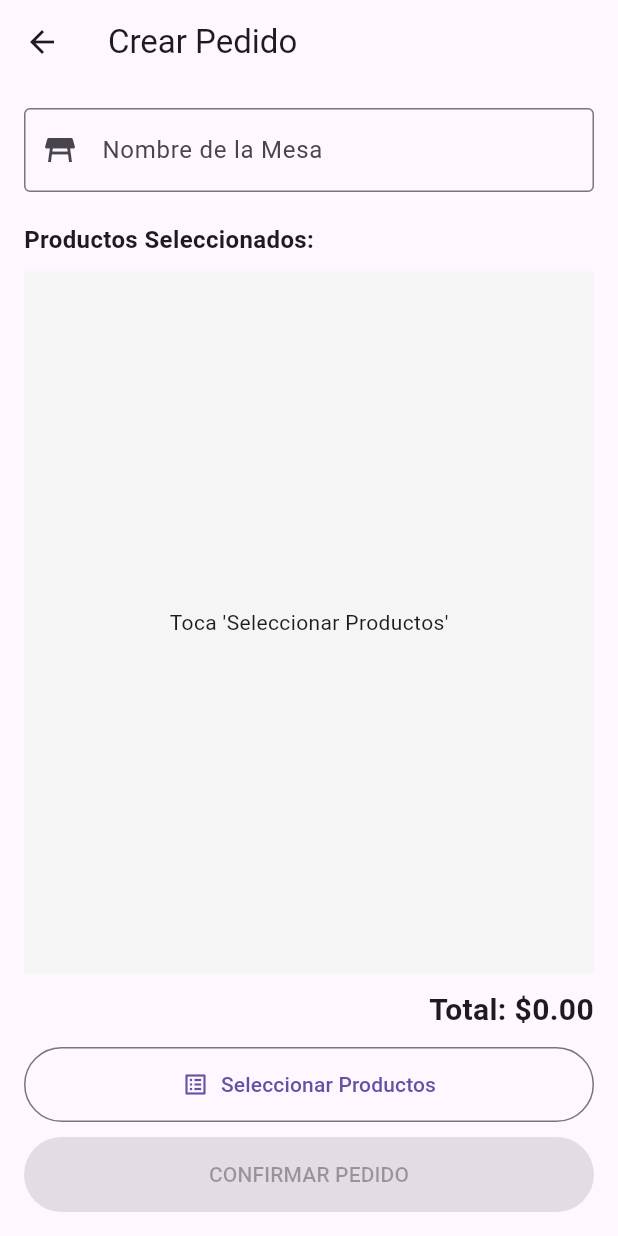
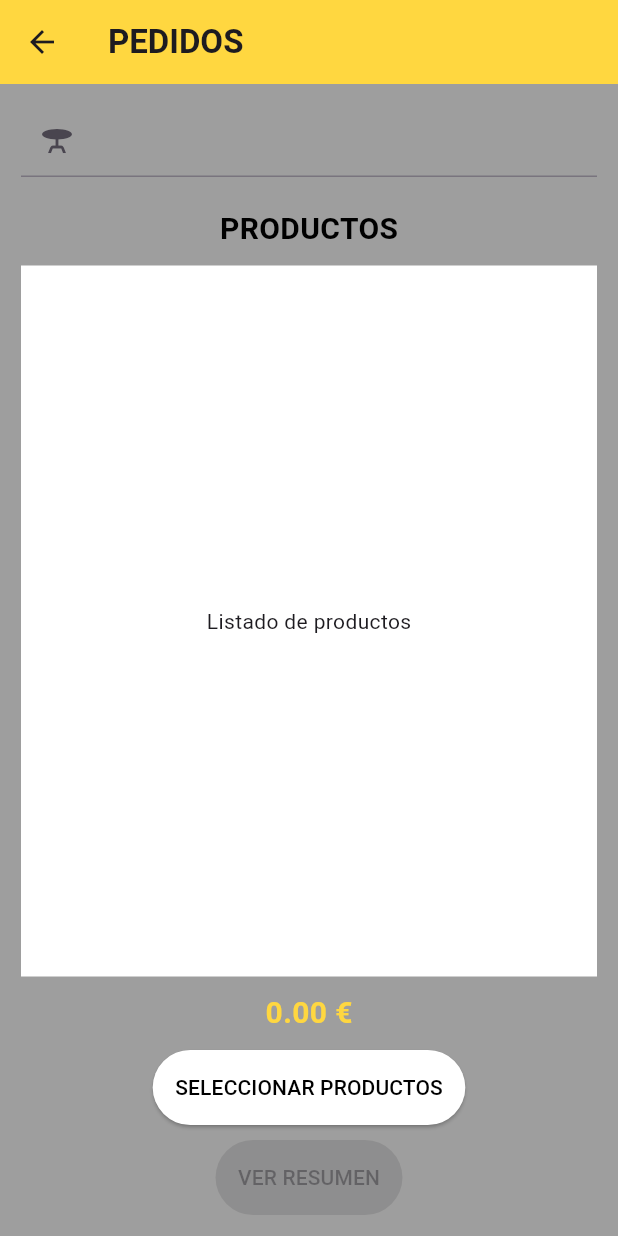
Before and after one commit to EnmaLlDev/bar_app_v1, a Flutter app: the screen it shows after launch, after a tap on the "add" icon, on a phone screen of 412 x 824 dp. Run offline on Flutter 3.47's test engine with Material 3 defaults, Android fonts, the phone set to English and light mode, and no system bars.

Commit message:
fixed Home

```diff
--- a/lib/main.dart
+++ b/lib/main.dart
@@ -13,9 +13,6 @@ class MyApp extends StatelessWidget {
     return MaterialApp(
       debugShowCheckedModeBanner: false,
       title: 'Bar App',
-      theme: ThemeData(
-        useMaterial3: true,
-      ),
       home: const HomeView(),
     );
   }
--- a/lib/models/Order.dart
+++ b/lib/models/Order.dart
@@ -2,11 +2,11 @@
 import 'package:pruebas_bar/models/Product.dart';
 
 class Order {
-  final String tableName;
-  final List<Product> products;
+  final String nombreMesa;
+  final List<Product> productos;
 
-  Order({required this.tableName, required this.products});
+  Order({required this.nombreMesa, required this.productos});
 
-  int get totalItems => products.fold(0, (sum, item) => sum + item.quantity);
-  double get totalPrice => products.fold(0.0, (sum, item) => sum + (item.price * item.quantity));
+  int get totalProductos => productos.fold(0, (suma, producto) => suma + producto.cantidad);
+  double get totalPrecio => productos.fold(0.0, (suma, producto) => suma + (producto.precio * producto.cantidad));
 }
--- a/lib/models/Product.dart
+++ b/lib/models/Product.dart
@@ -1,13 +1,13 @@
 
 class Product {
-  final String name;
-  final double price;
-  int quantity;
+  final String nombre;
+  final double precio;
+  int cantidad;
 
-  Product({required this.name, required this.price, this.quantity = 0});
+  Product({required this.nombre, required this.precio, this.cantidad = 0});
 
   // Método para crear una copia del producto (útil para pasar datos sin romper referencias)
   Product copy() {
-    return Product(name: name, price: price, quantity: quantity);
+    return Product(nombre: nombre, precio: precio, cantidad: cantidad);
   }
 }
--- a/lib/viewmodel/CreateOrderViewModel.dart
+++ b/lib/viewmodel/CreateOrderViewModel.dart
@@ -3,21 +3,23 @@ import 'package:pruebas_bar/models/Order.dart';
 import 'package:pruebas_bar/models/Product.dart';
 
 class CreateOrderViewModel {
-  String tableName = "";
-  List<Product> selectedProducts = [];
+  String nombreMesa = "";
+  List<Product> productosSeleccionados = [];
 
-  void setTableName(String value) {
-    tableName = value;
+  void setTableName(String nombre) {
+    nombreMesa = nombre;
   }
 
-  void setProducts(List<Product> products) {
-    selectedProducts = products;
+  void setProducts(List<Product> productos) {
+    productosSeleccionados = productos;
   }
 
-  double get total => selectedProducts.fold(0.0, (sum, p) => sum + (p.price * p.quantity));
+  double get total => productosSeleccionados.fold(0.0, (sum, p) => sum + (p.precio * p.cantidad));
 
   Order? buildOrder() {
-    if (tableName.isEmpty || selectedProducts.isEmpty) return null;
-    return Order(tableName: tableName, products: List.from(selectedProducts));
+    if (nombreMesa.isEmpty || productosSeleccionados.isEmpty) {
+      return null;
+    }
+    return Order(nombreMesa: nombreMesa, productos: List.from(productosSeleccionados));
   }
 }
--- a/lib/views/CreateOrderView.dart
+++ b/lib/views/CreateOrderView.dart
@@ -15,30 +15,31 @@ class CreateOrderView extends StatefulWidget {
 class _CreateOrderViewState extends State<CreateOrderView> {
 
   final CreateOrderViewModel viewModel = CreateOrderViewModel();
-  final TextEditingController _tableController = TextEditingController();
+  final TextEditingController mesaController = TextEditingController();
 
   @override
   Widget build(BuildContext context) {
-    // Verificamos si podemos habilitar el botón
-    bool canSave = viewModel.tableName.isNotEmpty && viewModel.selectedProducts.isNotEmpty;
+    bool estaGuardado = viewModel.nombreMesa.isNotEmpty && viewModel.productosSeleccionados.isNotEmpty;
 
     return Scaffold(
-      appBar: AppBar(title: const Text("Crear Pedido")),
+      appBar: AppBar(
+        title: const Text("PEDIDOS",
+         style:
+          TextStyle(fontWeight: FontWeight.bold),),
+          backgroundColor: Colors.amberAccent),
+      backgroundColor: Colors.grey,
       body: Padding(
-        padding: const EdgeInsets.all(16.0),
+        padding: const EdgeInsets.all(14),
         child: Column(
-          crossAxisAlignment: CrossAxisAlignment.stretch,
+          crossAxisAlignment: CrossAxisAlignment.center,
           children: [
-            // Input Mesa
             TextField(
-              controller: _tableController,
+              controller: mesaController,
               decoration: const InputDecoration(
-                labelText: "Nombre de la Mesa",
-                border: OutlineInputBorder(),
-                prefixIcon: Icon(Icons.table_restaurant),
+                border: UnderlineInputBorder(),
+                prefixIcon: Icon(Icons.table_bar),
               ),
               onChanged: (value) {
-                // IMPORTANTE: setState para actualizar la UI y habilitar el botón si es necesario
                 setState(() {
                   viewModel.setTableName(value);
                 });
@@ -47,43 +48,48 @@ class _CreateOrderViewState extends State<CreateOrderView> {
             const SizedBox(height: 20),
 
             // Lista Resumen
-            const Text("Productos Seleccionados:", style: TextStyle(fontWeight: FontWeight.bold, fontSize: 16)),
+            Text("PRODUCTOS",
+                  style: TextStyle(
+                    fontWeight: FontWeight.bold,
+                    color: Colors.black,
+                    fontSize: 20)),
             const SizedBox(height: 10),
             Expanded(
-              child: viewModel.selectedProducts.isEmpty
+              child: viewModel.productosSeleccionados.isEmpty
                   ? Container(
-                      color: Colors.grey[100],
-                      child: const Center(child: Text("Toca 'Seleccionar Productos'")),
+                      color: Colors.white,
+                      child: const Center(
+                          child: Text("Listado de productos")),
                     )
                   : ListView.builder(
-                      itemCount: viewModel.selectedProducts.length,
+                      itemCount: viewModel.productosSeleccionados.length,
                       itemBuilder: (context, index) {
-                        final p = viewModel.selectedProducts[index];
+                        final producto = viewModel.productosSeleccionados[index];
                         return ListTile(
                           dense: true,
-                          title: Text(p.name),
-                          trailing: Text("x${p.quantity}   \$${(p.price * p.quantity).toStringAsFixed(2)}"),
+                          title: Text(producto.nombre),
+                          trailing: Text("x${producto.cantidad}   \$${(producto.precio * producto.cantidad).toStringAsFixed(2)}"),
                         );
                       },
                     ),
             ),
 
             const SizedBox(height: 10),
-            Text("Total: \$${viewModel.total.toStringAsFixed(2)}",
-                textAlign: TextAlign.right,
-                style: const TextStyle(fontSize: 20, fontWeight: FontWeight.bold)),
+            Text("${viewModel.total.toStringAsFixed(2)} €",
+                style: const TextStyle(fontSize: 20, fontWeight: FontWeight.bold, color: Colors.amberAccent)),
             const SizedBox(height: 10),
 
-            // Botón Selección
-            OutlinedButton.icon(
-              icon: const Icon(Icons.list_alt),
-              label: const Text("Seleccionar Productos"),
-              style: OutlinedButton.styleFrom(padding: const EdgeInsets.all(15)),
+            ElevatedButton(
+              style: ElevatedButton.styleFrom(
+                padding: const EdgeInsets.all(15),
+                backgroundColor: Colors.white,
+                foregroundColor: Colors.black),
               onPressed: () async {
-                // Navegamos y ESPERAMOS el resultado (await)
                 final result = await Navigator.push(
                   context,
-                  MaterialPageRoute(builder: (context) => const ProductSelectionView()),
+                  MaterialPageRoute(
+                    builder: (context) => const ProductSelectionView()
+                    ),
                 );
 
                 // Si volvimos con datos, actualizamos
@@ -93,26 +99,25 @@ class _CreateOrderViewState extends State<CreateOrderView> {
                   });
                 }
               },
+              child: const Text("SELECCIONAR PRODUCTOS"),
             ),
             const SizedBox(height: 10),
 
-            // Botón Finalizar
             ElevatedButton(
               style: ElevatedButton.styleFrom(
-                backgroundColor: canSave ? Colors.green : Colors.grey,
+                backgroundColor: estaGuardado ? Colors.amberAccent : Colors.grey,
                 foregroundColor: Colors.white,
                 padding: const EdgeInsets.all(15),
               ),
-              onPressed: canSave
-                  ? () {
-                      final newOrder = viewModel.buildOrder();
-                      if (newOrder != null) {
-                        HomeViewModel().addOrder(newOrder); // Guardar en global
-                        Navigator.pop(context); // Volver
+              onPressed: estaGuardado ? () {
+                      final nuevo = viewModel.buildOrder();
+                      if (nuevo != null) {
+                        HomeViewModel().addOrder(nuevo);
+                        Navigator.pop(context);
                       }
                     }
-                  : null, // Si no cumple requisitos, el botón se deshabilita
-              child: const Text("CONFIRMAR PEDIDO"),
+                    : null,
+              child: const Text("VER RESUMEN"),
             ),
           ],
         ),
--- a/lib/views/HomeView.dart
+++ b/lib/views/HomeView.dart
@@ -17,7 +17,6 @@ class _HomeViewState extends State<HomeView> {
   @override
   void initState() {
     super.initState();
-    // Escuchamos al ViewModel para redibujar la pantalla cuando se agregue un pedido
     viewModel.addListener(() {
       setState(() {});
     });
@@ -27,23 +26,35 @@ class _HomeViewState extends State<HomeView> {
   Widget build(BuildContext context) {
     return Scaffold(
       appBar: AppBar(
-        title: const Text("HOME", style: TextStyle(fontWeight: FontWeight.bold),), backgroundColor: Colors.amberAccent),
-
+        title: const Text(
+          "HOME",
+          style: TextStyle( fontWeight: FontWeight.bold),
+          ),
+        backgroundColor: Colors.amberAccent),
         backgroundColor: Colors.grey,
-      body: viewModel.orders.isEmpty
-          ? const Center(child: Text("No hay pedidos activos", style: TextStyle(fontSize: 32, color: Colors.white)))
+      body:
+          viewModel.orders.isEmpty
+          ? const Center(child: Text("NO HAY PEDIDOS",
+            style: TextStyle(
+              fontSize: 32,
+              color: Colors.white)))
           : ListView.builder(
               itemCount: viewModel.orders.length,
               itemBuilder: (context, index) {
                 final order = viewModel.orders[index];
                 return Card(
                   margin: const EdgeInsets.symmetric(horizontal: 10, vertical: 5),
+                  color: Colors.white,
                   child: ListTile(
-                    leading: CircleAvatar(child: Text("${index + 1}")),
-                    title: Text(order.tableName, style: const TextStyle(fontWeight: FontWeight.bold)),
-                    subtitle: Text("${order.totalItems} productos"),
-                    trailing: Text("\$${order.totalPrice.toStringAsFixed(2)}",
-                        style: const TextStyle(fontWeight: FontWeight.bold, color: Colors.green)),
+                    title: Text(
+                      order.nombreMesa,
+                      style: const TextStyle(fontWeight: FontWeight.bold)),
+                    subtitle: Text(
+                      "${order.totalProductos} productos"),
+                    trailing: Text("\$${order.totalPrecio.toStringAsFixed(2)}",
+                      style: const TextStyle(
+                        fontWeight: FontWeight.bold,
+                        color: Colors.green)),
                     onTap: () {
                       Navigator.push(
                         context,
@@ -57,7 +68,9 @@ class _HomeViewState extends State<HomeView> {
       floatingActionButton: FloatingActionButton(
         backgroundColor: Colors.amberAccent,
         child:
-        const Icon(Icons.add, color: Colors.black),
+        const Icon(
+          Icons.add,
+          color: Colors.black),
         onPressed: () {
           Navigator.push(
             context,
```
Also changed, not shown: lib/core/AppStyles.dart (+18 -0 lines), lib/viewmodel/ProductSelectionViewModel.dart (+9 -8 lines), lib/views/OrderSumaryView.dart (+8 -8 lines), lib/views/ProductSelectionView.dart (+25 -18 lines), 1 other file.
